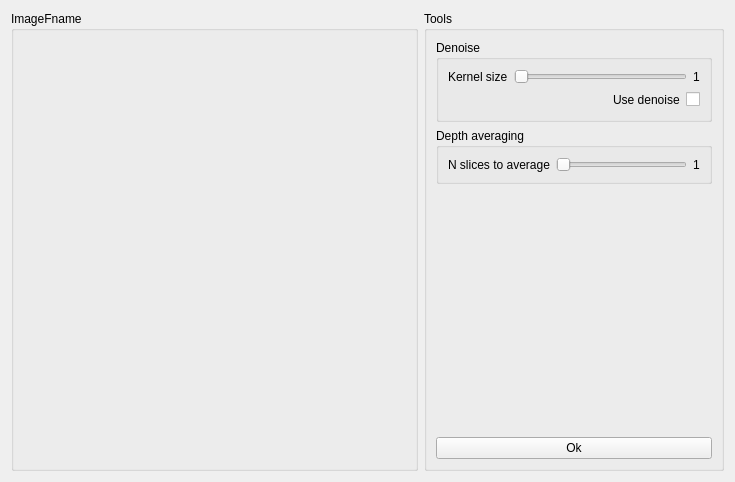
Above: 3 Methods, material/src/GUI/flatten_stack.ui from dobrik4ever/Master-Thesis before the change. Below: the same form after it.
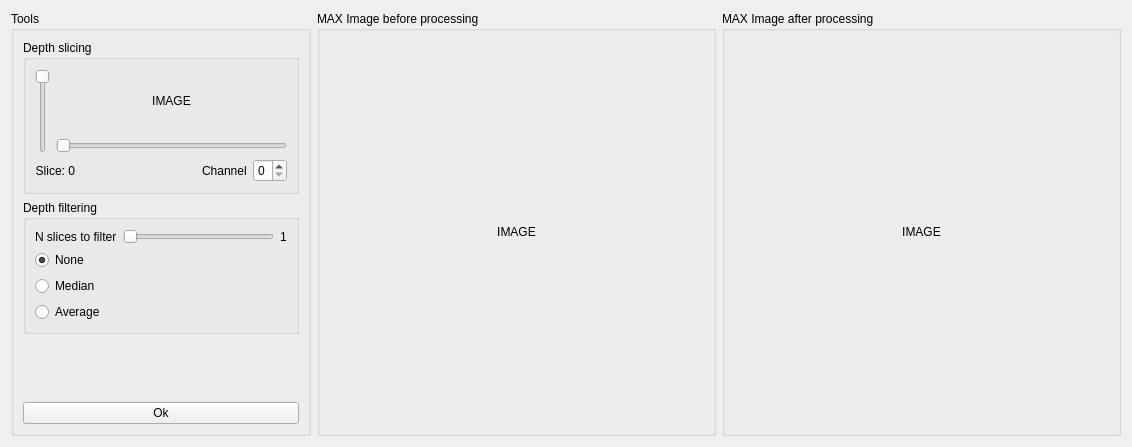
That is the form after the change.

What changed in the file:
```diff
--- a/3 Methods, material/src/GUI/flatten_stack.ui
+++ b/3 Methods, material/src/GUI/flatten_stack.ui
@@ -6,21 +6,14 @@
    <rect>
     <x>0</x>
     <y>0</y>
-    <width>735</width>
-    <height>482</height>
+    <width>1132</width>
+    <height>447</height>
    </rect>
   </property>
   <property name="windowTitle">
    <string>Form</string>
   </property>
   <layout class="QHBoxLayout" name="horizontalLayout">
-   <item>
-    <widget class="QGroupBox" name="Image_groupBox">
-     <property name="title">
-      <string>ImageFname</string>
-     </property>
-    </widget>
-   </item>
    <item>
     <widget class="QGroupBox" name="sliders_groupBox">
      <property name="maximumSize">
@@ -36,51 +29,59 @@
       <item>
        <widget class="QGroupBox" name="groupBox">
         <property name="title">
-         <string>Denoise</string>
+         <string>Depth slicing</string>
         </property>
         <layout class="QVBoxLayout" name="verticalLayout_2">
          <item>
           <layout class="QHBoxLayout" name="horizontalLayout_2">
            <item>
-            <widget class="QLabel" name="label">
-             <property name="text">
-              <string>Kernel size</string>
-             </property>
-            </widget>
-           </item>
-           <item>
-            <widget class="QSlider" name="denoise_ksize_Slider">
-             <property name="minimum">
-              <number>1</number>
-             </property>
-             <property name="maximum">
-              <number>10</number>
-             </property>
+            <widget class="QSlider" name="slider_depth_selector">
              <property name="orientation">
-              <enum>Qt::Horizontal</enum>
+              <enum>Qt::Vertical</enum>
              </property>
-             <property name="invertedControls">
-              <bool>false</bool>
-             </property>
-             <property name="tickPosition">
-              <enum>QSlider::NoTicks</enum>
-             </property>
-             <property name="tickInterval">
-              <number>1</number>
+             <property name="invertedAppearance">
+              <bool>true</bool>
              </property>
             </widget>
            </item>
            <item>
-            <widget class="QLabel" name="denoise_ksize_slider_label">
-             <property name="text">
-              <string>1</string>
-             </property>
-            </widget>
+            <layout class="QVBoxLayout" name="verticalLayout_4">
+             <item>
+              <widget class="QLabel" name="label_image_sideview">
+               <property name="text">
+                <string>IMAGE</string>
+               </property>
+               <property name="scaledContents">
+                <bool>true</bool>
+               </property>
+               <property name="alignment">
+                <set>Qt::AlignCenter</set>
+               </property>
+              </widget>
+             </item>
+             <item>
+              <widget class="QSlider" name="slider_slice_selector">
+               <property name="orientation">
+                <enum>Qt::Horizontal</enum>
+               </property>
+              </widget>
+             </item>
+            </layout>
            </item>
           </layout>
          </item>
          <item>
           <layout class="QHBoxLayout" name="horizontalLayout_3">
+           <item>
+            <widget class="QLabel" name="label_2">
+             <property name="text">
+              <string>Slice: 0</string>
+             </property>
+             <property name="alignment">
+              <set>Qt::AlignRight|Qt::AlignTrailing|Qt::AlignVCenter</set>
+             </property>
+            </widget>
+           </item>
            <item>
             <spacer name="horizontalSpacer">
              <property name="orientation">
@@ -95,16 +96,22 @@
             </spacer>
            </item>
            <item>
-            <widget class="QLabel" name="label_2">
+            <widget class="QLabel" name="label">
              <property name="text">
-              <string>Use denoise</string>
+              <string>Channel</string>
              </property>
             </widget>
            </item>
            <item>
-            <widget class="QCheckBox" name="denoise_checkBox">
-             <property name="text">
-              <string/>
+            <widget class="QSpinBox" name="spinBox_channel_selector">
+             <property name="minimum">
+              <number>0</number>
+             </property>
+             <property name="maximum">
+              <number>2</number>
+             </property>
+             <property name="value">
+              <number>0</number>
              </property>
             </widget>
            </item>
@@ -116,7 +123,7 @@
       <item>
        <widget class="QGroupBox" name="groupBox_2">
         <property name="title">
-         <string>Depth averaging</string>
+         <string>Depth filtering</string>
         </property>
         <layout class="QVBoxLayout" name="verticalLayout_3">
          <item>
@@ -124,7 +131,7 @@
            <item>
             <widget class="QLabel" name="label_3">
              <property name="text">
-              <string>N slices to average</string>
+              <string>N slices to filter</string>
              </property>
             </widget>
            </item>
@@ -150,6 +157,36 @@
            </item>
           </layout>
          </item>
+         <item>
+          <widget class="QRadioButton" name="radioButton_nofiltering">
+           <property name="text">
+            <string>None</string>
+           </property>
+           <property name="checked">
+            <bool>true</bool>
+           </property>
+          </widget>
+         </item>
+         <item>
+          <widget class="QRadioButton" name="radioButton_median_filtering">
+           <property name="text">
+            <string>Median</string>
+           </property>
+           <property name="checked">
+            <bool>false</bool>
+           </property>
+          </widget>
+         </item>
+         <item>
+          <widget class="QRadioButton" name="radioButton_average_filtering">
+           <property name="text">
+            <string>Average</string>
+           </property>
+           <property name="checked">
+            <bool>false</bool>
+           </property>
+          </widget>
+         </item>
         </layout>
        </widget>
       </item>
@@ -176,6 +213,50 @@
      </layout>
     </widget>
    </item>
+   <item>
+    <widget class="QGroupBox" name="groupBox_3">
+     <property name="title">
+      <string>MAX Image before processing</string>
+     </property>
+     <layout class="QHBoxLayout" name="horizontalLayout_6">
+      <item>
+       <widget class="QLabel" name="label_image_initial">
+        <property name="text">
+         <string>IMAGE</string>
+        </property>
+        <property name="scaledContents">
+         <bool>true</bool>
+        </property>
+        <property name="alignment">
+         <set>Qt::AlignCenter</set>
+        </property>
+       </widget>
+      </item>
+     </layout>
+    </widget>
+   </item>
+   <item>
+    <widget class="QGroupBox" name="Image_groupBox">
+     <property name="title">
+      <string>MAX Image after processing</string>
+     </property>
+     <layout class="QHBoxLayout" name="horizontalLayout_5">
+      <item>
+       <widget class="QLabel" name="label_image_processed">
+        <property name="text">
+         <string>IMAGE</string>
+        </property>
+        <property name="scaledContents">
+         <bool>true</bool>
+        </property>
+        <property name="alignment">
+         <set>Qt::AlignCenter</set>
+        </property>
+       </widget>
+      </item>
+     </layout>
+    </widget>
+   </item>
   </layout>
  </widget>
  <resources/>
```
Left out of the diff: 26 changed lines with no effect on the pictures.
